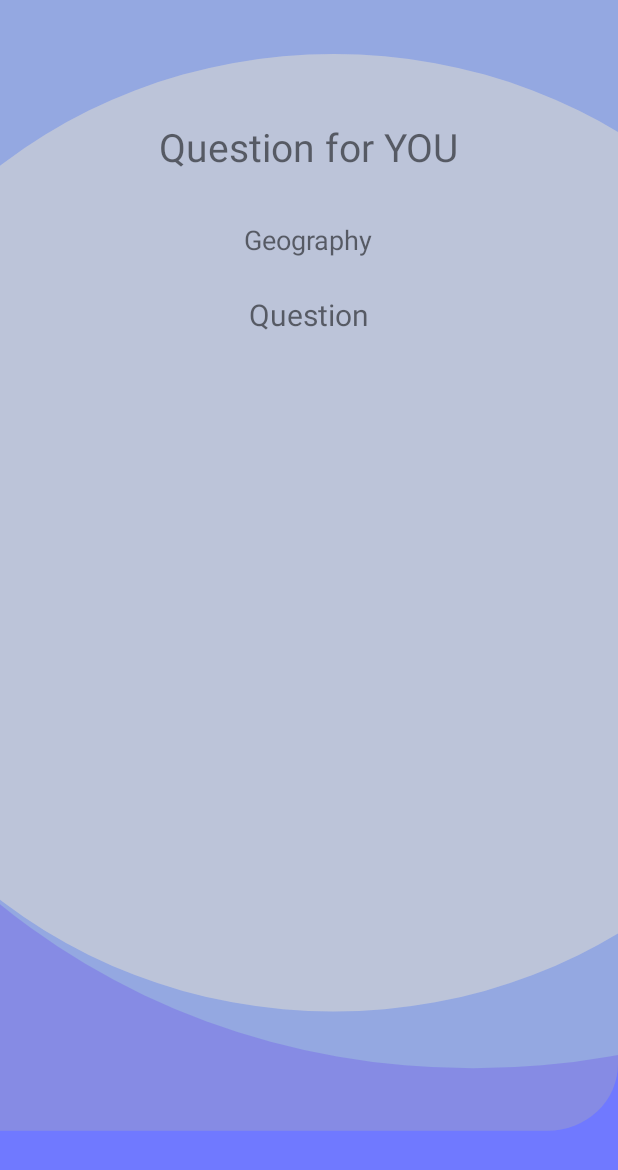
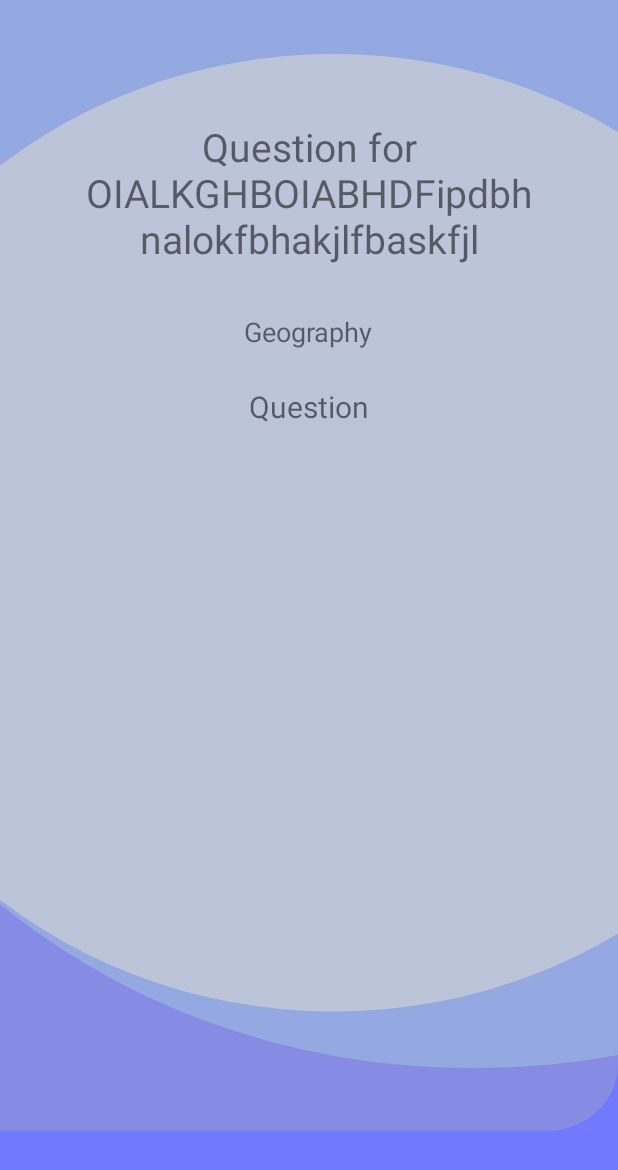
Before and after one commit to michalguspiel/Quizanga, an Android app: the layout game_question_fragment.xml on its own in the app's theme, with its tools: preview values and no code run, on a phone screen of 412 x 824 dp. Shown: the top 1170 px of the screen. Run offline under Robolectric (Android 15) with nearby library versions, the phone set to English and light mode, and no system bars.

Commit message:
Major layout update.

```diff
--- a/app/src/main/java/com/erdees/quizanga/MainActivity.kt
+++ b/app/src/main/java/com/erdees/quizanga/MainActivity.kt
@@ -94,7 +94,7 @@ class MainActivity : AppCompatActivity() {
     }
 
 
-    private fun loadScreen() {
+     fun loadScreen() {
         Log.i(TAG,"Load screen casted!")
         quizangaApplication.setScreen()
         quizangaApplication.withScreenCallback { screen ->
--- a/app/src/main/java/com/erdees/quizanga/Utils.kt
+++ b/app/src/main/java/com/erdees/quizanga/Utils.kt
@@ -13,6 +13,7 @@ import androidx.fragment.app.Fragment
 import androidx.fragment.app.FragmentManager
 import androidx.fragment.app.FragmentTransaction
 import com.erdees.quizanga.Utils.addMargin
+import com.erdees.quizanga.models.Player
 
 object Utils {
 
@@ -43,7 +44,10 @@ object Utils {
         val mp = MediaPlayer.create(context,soundResource)
         mp.setOnCompletionListener { it.release() }
         mp.start()
+    }
 
+    fun List<Player>.sortByPoints(): List<Player>{
+        return this.sortedBy { it.points }.reversed()
     }
 
 }
--- a/app/src/main/java/com/erdees/quizanga/gameLogic/QuizangaApplication.kt
+++ b/app/src/main/java/com/erdees/quizanga/gameLogic/QuizangaApplication.kt
@@ -63,7 +63,6 @@ class QuizangaApplication {
         screen = when {
             !game.hasStarted -> WelcomeScreen()
             game.currentTurnCounter != 0 && game.players.isEmpty() -> LoadingScreen()
-           // game.currentTurnCounter != 0 -> BetweenQuestionScreen()
             game.currentTurnCounter != 0 -> GameQuestionScreen()
             game.hasEnded -> ResultScreen()
             else -> GameScoreboardScreen(game)
@@ -76,7 +75,7 @@ class QuizangaApplication {
         updateScreen(screen)
     }
 
-    fun updateScreen(screen: Screen) {
+    private fun updateScreen(screen: Screen) {
         this.screen = screen
         screenCallback(this.screen)
 
--- a/app/src/main/res/layout/game_question_fragment.xml
+++ b/app/src/main/res/layout/game_question_fragment.xml
@@ -8,10 +8,11 @@
 
     <TextView
         android:id="@+id/game_question_player_name_tv"
-        android:layout_width="wrap_content"
+        android:layout_width="300dp"
         android:layout_height="wrap_content"
         android:layout_marginTop="80dp"
-        android:text="Question for YOU"
+        android:gravity="center"
+        tools:text="Question for OIALKGHBOIABHDFipdbhnalokfbhakjlfbaskfjl"
         android:textSize="26sp"
         app:layout_constraintEnd_toEndOf="parent"
         app:layout_constraintStart_toStartOf="parent"
@@ -35,7 +36,7 @@
         android:layout_height="wrap_content"
         android:layout_marginTop="24dp"
         android:gravity="center_horizontal"
-        android:text="Question"
+        tools:text="Question"
         android:textSize="20sp"
         app:layout_constraintEnd_toEndOf="parent"
         app:layout_constraintStart_toStartOf="parent"
--- a/app/src/main/res/layout/item_game_scoreboard.xml
+++ b/app/src/main/res/layout/item_game_scoreboard.xml
@@ -11,14 +11,14 @@
         android:id="@+id/scoreboard_name"
         android:layout_width="200dp"
         android:layout_height="wrap_content"
-        android:layout_marginStart="24dp"
+        android:layout_marginStart="20dp"
         android:textColor="@color/white"
         android:textSize="22sp"
         android:textStyle="bold"
         app:layout_constraintBottom_toBottomOf="parent"
         app:layout_constraintStart_toStartOf="parent"
         app:layout_constraintTop_toTopOf="parent"
-        tools:text="Leonardo Da Vinci" />
+        tools:text="Leonardo Da Vinci bla bblabajbkisdahoidsbhsakjdgbasdlas" />
 
     <TextView
         android:id="@+id/scoreboard_points"
@@ -26,7 +26,7 @@
         android:layout_height="wrap_content"
         android:layout_marginEnd="16dp"
         android:textColor="@color/white"
-
+    android:gravity="right"
         android:textSize="20sp"
         app:layout_constraintBottom_toBottomOf="parent"
         app:layout_constraintEnd_toEndOf="parent"
```
Also changed, not shown: app/src/main/java/com/erdees/quizanga/fragments/ResultFragment.kt (+23 -9 lines), app/src/main/java/com/erdees/quizanga/viewModels/ResultFragmentViewModel.kt (added, +20 -0 lines).
